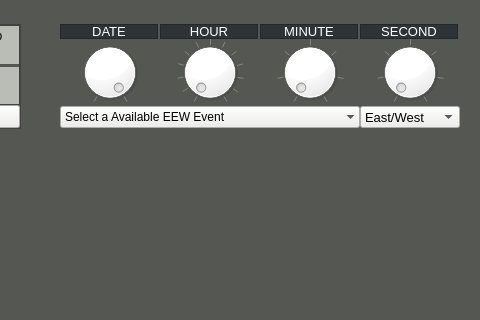
This is mainwindow.ui in hayoungdaddy/KGRTShakeMap as Qt 5 draws it before an edit; both pictures show x 374 to 854 and y 0 to 320 of the 854 by 930 pixel window. The edited form follows.
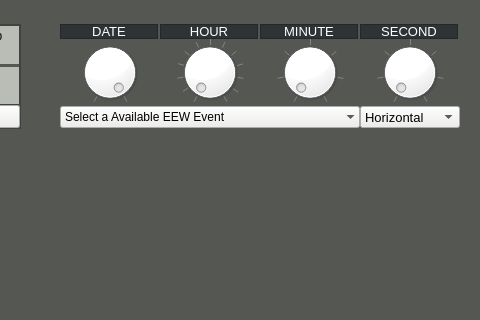
This is the edited form.

```diff
--- a/mainwindow.ui
+++ b/mainwindow.ui
@@ -832,7 +832,7 @@
              <string notr="true">background-color: rgb(238, 238, 236);</string>
             </property>
             <property name="currentIndex">
-             <number>0</number>
+             <number>3</number>
             </property>
             <item>
              <property name="text">
```
